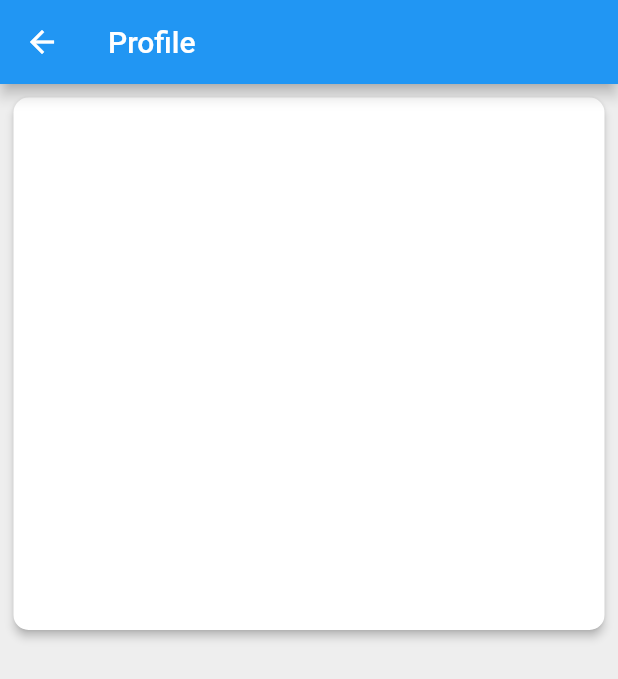
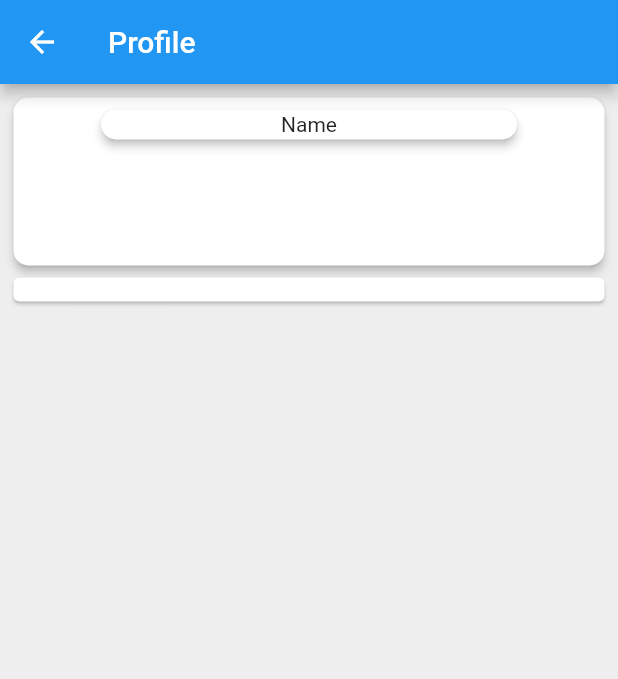
Before and after one commit to smackable/DropPlus, a Flutter app: the ProfilePage screen opened directly, on a phone screen of 412 x 824 dp. Shown: the top 679 px of the screen. Run offline on Flutter 3.47's test engine with Material 2 defaults, Android fonts, the phone set to English and light mode, and no system bars; our stand-ins replace firebase_auth; accounts and stored records are empty.

Commit message:
profile card

```diff
--- a/lib/Pages/profile_page.dart
+++ b/lib/Pages/profile_page.dart
@@ -18,15 +18,39 @@ class _ProfilePageState extends State<ProfilePage> {
       ),
       body: Padding(
         padding: EdgeInsets.only(top: 5.0, right: 5, left: 5, bottom: 400),
-        child: Container(
-          width: 900,
-          height: 900,
-          child: Card(
-            elevation: 2.5,
-            shape: RoundedRectangleBorder(
-              borderRadius: BorderRadius.circular(10),
+        child: Column(
+          crossAxisAlignment: CrossAxisAlignment.stretch,
+          children: [
+            Card(
+              elevation: 2.5,
+              shape: RoundedRectangleBorder(
+                borderRadius: BorderRadius.circular(10),
+              ),
+              child: Padding(
+                padding: const EdgeInsets.only(bottom: 80.0, top: 4),
+                child: Column(
+                  children: [
+                    Card(
+                      child: Padding(
+                        padding: EdgeInsets.only(
+                          top: 2,
+                          bottom: 2,
+                          right: 120,
+                          left: 120,
+                        ),
+                        child: Text("Name"),
+                      ),
+                      elevation: 2.5,
+                      shape: RoundedRectangleBorder(
+                        borderRadius: BorderRadius.circular(10),
+                      ),
+                    )
+                  ],
+                ),
+              ),
             ),
-          ),
+            Card(child: Padding(padding: EdgeInsets.all(8)))
+          ],
         ),
       ),
     );
```
